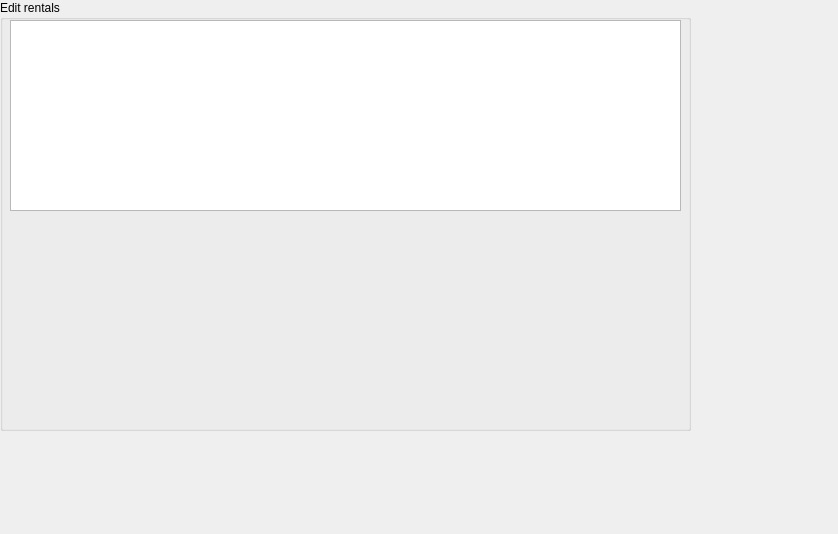
Old version of the form Videobase/Videobase/View/rentalediting.ui in the repository BittnerBarnabas/Videobase.
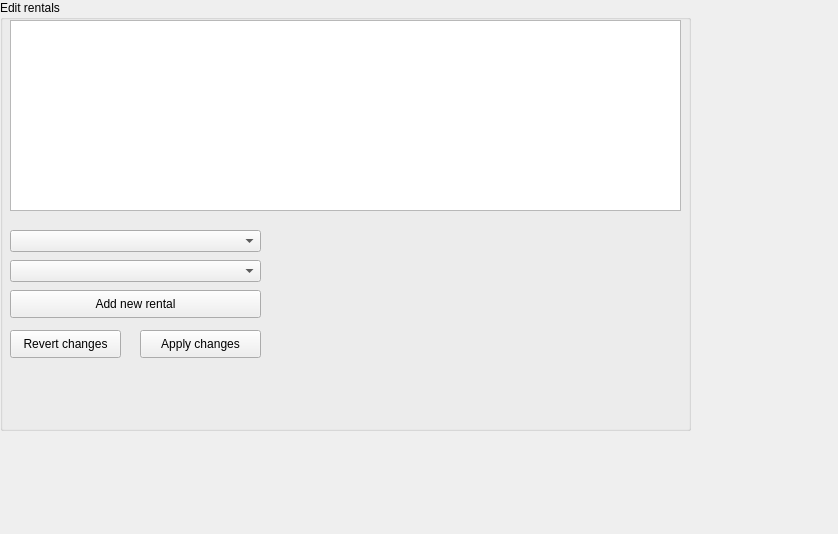
New version of the form.

Commit message: Added functional rental editing features

```diff
--- a/Videobase/Videobase/View/rentalediting.ui
+++ b/Videobase/Videobase/View/rentalediting.ui
@@ -35,6 +35,65 @@
      </rect>
     </property>
    </widget>
+   <widget class="QPushButton" name="newRentalButton">
+    <property name="geometry">
+     <rect>
+      <x>10</x>
+      <y>290</y>
+      <width>251</width>
+      <height>28</height>
+     </rect>
+    </property>
+    <property name="text">
+     <string>Add new rental</string>
+    </property>
+   </widget>
+   <widget class="QComboBox" name="movieTitleCombo">
+    <property name="geometry">
+     <rect>
+      <x>10</x>
+      <y>230</y>
+      <width>251</width>
+      <height>22</height>
+     </rect>
+    </property>
+   </widget>
+   <widget class="QComboBox" name="memberNameCombo">
+    <property name="geometry">
+     <rect>
+      <x>10</x>
+      <y>260</y>
+      <width>251</width>
+      <height>22</height>
+     </rect>
+    </property>
+   </widget>
+   <widget class="QPushButton" name="revertButton">
+    <property name="geometry">
+     <rect>
+      <x>10</x>
+      <y>330</y>
+      <width>111</width>
+      <height>28</height>
+     </rect>
+    </property>
+    <property name="text">
+     <string>Revert changes</string>
+    </property>
+   </widget>
+   <widget class="QPushButton" name="applyButton">
+    <property name="geometry">
+     <rect>
+      <x>140</x>
+      <y>330</y>
+      <width>121</width>
+      <height>28</height>
+     </rect>
+    </property>
+    <property name="text">
+     <string>Apply changes</string>
+    </property>
+   </widget>
   </widget>
  </widget>
  <layoutdefault spacing="6" margin="11"/>
```
The commit also changes 7 other files.
